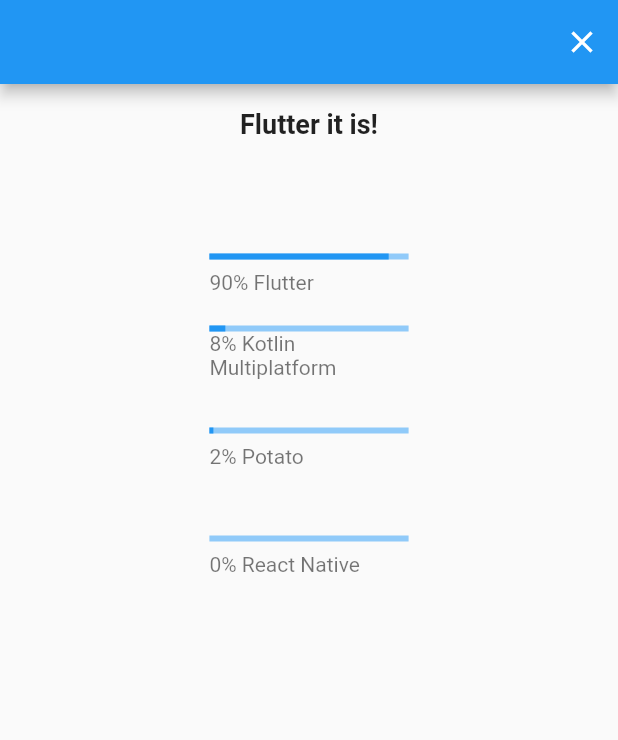
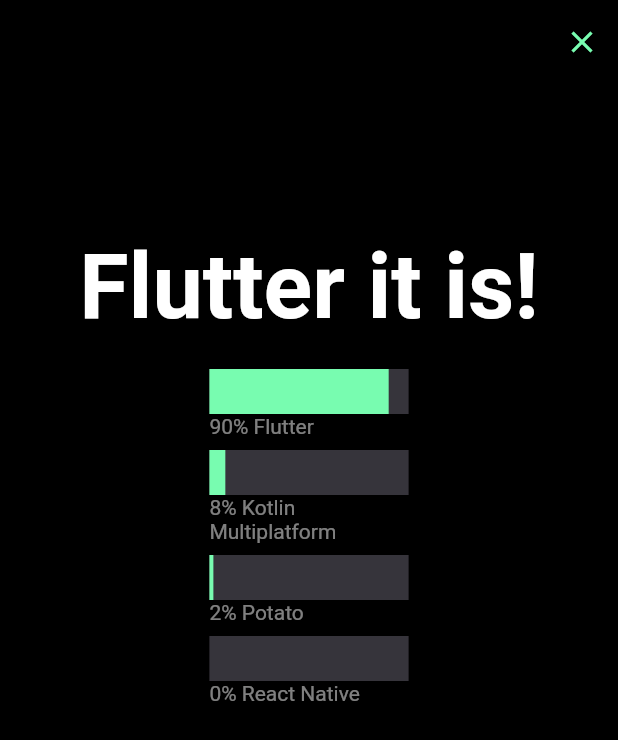
Before and after one commit to Snapp-X/Framework_quiz, a Flutter app: the ResultsScreen screen opened by its route, on a phone screen of 412 x 824 dp. Shown: the top 740 px of the screen. Run offline on Flutter 3.47's test engine with Material 2 defaults, Android fonts, the phone set to English and light mode, and no system bars; our stand-ins replace flutter_riverpod, go_router, shared_preferences; accounts and stored records are empty.

Commit message:
styling of questions results screen

```diff
--- a/lib/screens/questions_screen.dart
+++ b/lib/screens/questions_screen.dart
@@ -287,7 +287,6 @@ class _QuestionsScreenState extends ConsumerState<QuestionsScreen> {
   Future checkFirstRun(BuildContext context) async {
     SharedPreferences prefs = await SharedPreferences.getInstance();
     bool isFirstRun = prefs.getBool('isFirstRun') ?? true;
-    showDialogOnAppStart();
     if (isFirstRun) {
       showDialogOnAppStart();
       prefs.setBool('isFirstRun', false);
--- a/lib/screens/results_screen.dart
+++ b/lib/screens/results_screen.dart
@@ -14,11 +14,16 @@ class ResultsScreen extends ConsumerWidget {
     final selectedAnswer = ref.watch(selectedAnswerProvider.notifier).state;
 
     return Scaffold(
+      backgroundColor: Colors.black,
       appBar: AppBar(
+        backgroundColor: Colors.black,
         automaticallyImplyLeading: false,
         actions: [
           IconButton(
-            icon: const Icon(Icons.close),
+            icon: const Icon(
+              Icons.close,
+              color: Color(0xFF78FCB0),
+            ),
             onPressed: () {
               ref.read(currentQuestionIndexProvider.notifier).state = 0;
               ref.read(selectedAnswerProvider.notifier).state =
@@ -34,16 +39,15 @@ class ResultsScreen extends ConsumerWidget {
             mainAxisAlignment: MainAxisAlignment.center,
             children: [
               Padding(
-                padding: const EdgeInsets.all(16.0),
+                padding: const EdgeInsets.only(top: 100),
                 child: Text(
                   'Flutter it is!',
                   style: const TextStyle(
-                      fontSize: 18, fontWeight: FontWeight.bold),
+                      fontSize: 60,
+                      fontWeight: FontWeight.bold,
+                      color: Colors.white),
                 ),
               ),
-              SizedBox(
-                  height:
-                      16), // Add some spacing between the text and progress bars
               Expanded(
                 child: Padding(
                   padding: const EdgeInsets.all(16.0),
@@ -55,9 +59,17 @@ class ResultsScreen extends ConsumerWidget {
                         final entries = results.entries.toList();
                         return ListTile(
                           title: LinearProgressIndicator(
+                            minHeight: 30,
+                            backgroundColor: Color(0xFF36343B),
+                            valueColor: AlwaysStoppedAnimation<Color>(
+                                Color(0xFF78FCB0)),
                             value: entries[index].value,
                           ),
-                          subtitle: Text(entries[index].key),
+                          subtitle: Text(
+                            entries[index].key,
+                            style:
+                                TextStyle(color: Colors.white.withOpacity(0.5)),
+                          ),
                         );
                       },
                     ),
```
